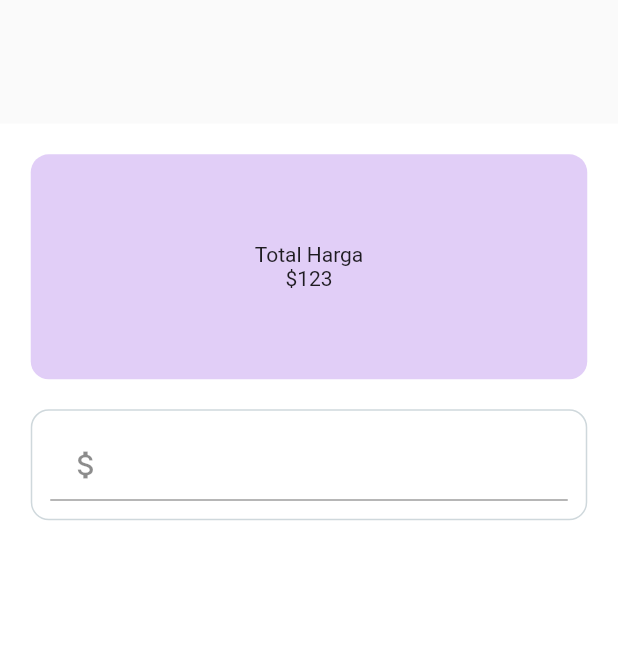
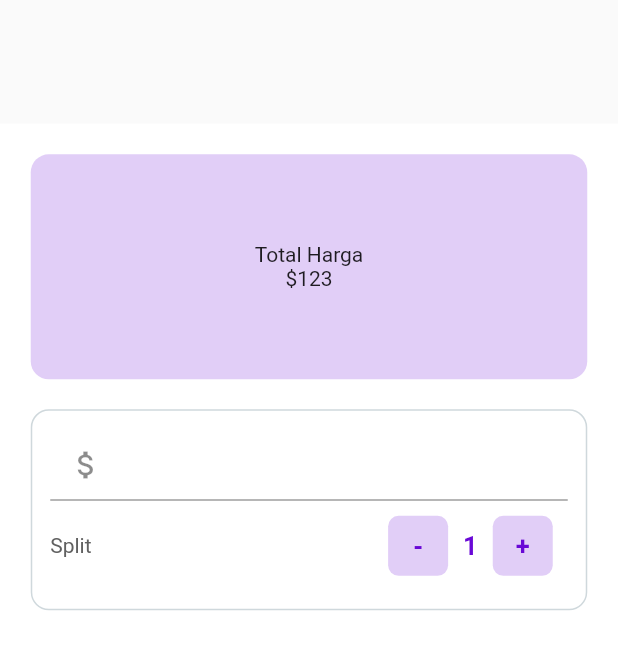
Before and after one commit to noorsaputri123/Kalkulator, a Flutter app: the screen it shows after launch, on a phone screen of 412 x 824 dp. Shown: the top 649 px of the screen. Run offline on Flutter 3.47's test engine with Material 2 defaults, Android fonts, the phone set to English and light mode, and no system bars.

Commit message:
building the split row

```diff
--- a/lib/ui/home.dart
+++ b/lib/ui/home.dart
@@ -65,7 +65,77 @@ class _BillSplitterState extends State<BillSplitter> {
                         _billAmount = 0.0;
                       }
                     },
-                  )
+                  ),
+                  Row(
+                    mainAxisAlignment: MainAxisAlignment.spaceBetween,
+                    children: <Widget>[
+                      Text(
+                        "Split",
+                        style: TextStyle(color: Colors.grey.shade700),
+                      ),
+                      Row(
+                        children: <Widget>[
+                          InkWell(
+                            onTap: () {
+                              setState(() {
+                                if (_personCounter > 1) {
+                                  _personCounter--;
+                                } else {}
+                              });
+                            },
+                            child: Container(
+                              width: 40.0,
+                              height: 40.0,
+                              margin: EdgeInsets.all(10.0),
+                              decoration: BoxDecoration(
+                                  borderRadius: BorderRadius.circular(7.0),
+                                  color: _purple.withOpacity(0.2)),
+                              child: Center(
+                                child: Text(
+                                  "-",
+                                  style: TextStyle(
+                                      color: _purple,
+                                      fontWeight: FontWeight.bold,
+                                      fontSize: 17.0),
+                                ),
+                              ),
+                            ),
+                          ),
+                          Text(
+                            "$_personCounter",
+                            style: TextStyle(
+                                color: _purple,
+                                fontWeight: FontWeight.bold,
+                                fontSize: 17.0),
+                          ),
+                          InkWell(
+                            onTap: () {
+                              setState(() {
+                                _personCounter++;
+                              });
+                            },
+                            child: Container(
+                              width: 40.0,
+                              height: 40.0,
+                              margin: EdgeInsets.all(10.0),
+                              decoration: BoxDecoration(
+                                  color: _purple.withOpacity(0.2),
+                                  borderRadius: BorderRadius.circular(7.0)),
+                              child: Center(
+                                child: Text(
+                                  "+",
+                                  style: TextStyle(
+                                      color: _purple,
+                                      fontSize: 17.0,
+                                      fontWeight: FontWeight.bold),
+                                ),
+                              ),
+                            ),
+                          ),
+                        ],
+                      )
+                    ],
+                  ),
                 ],
               ),
             ),
```
